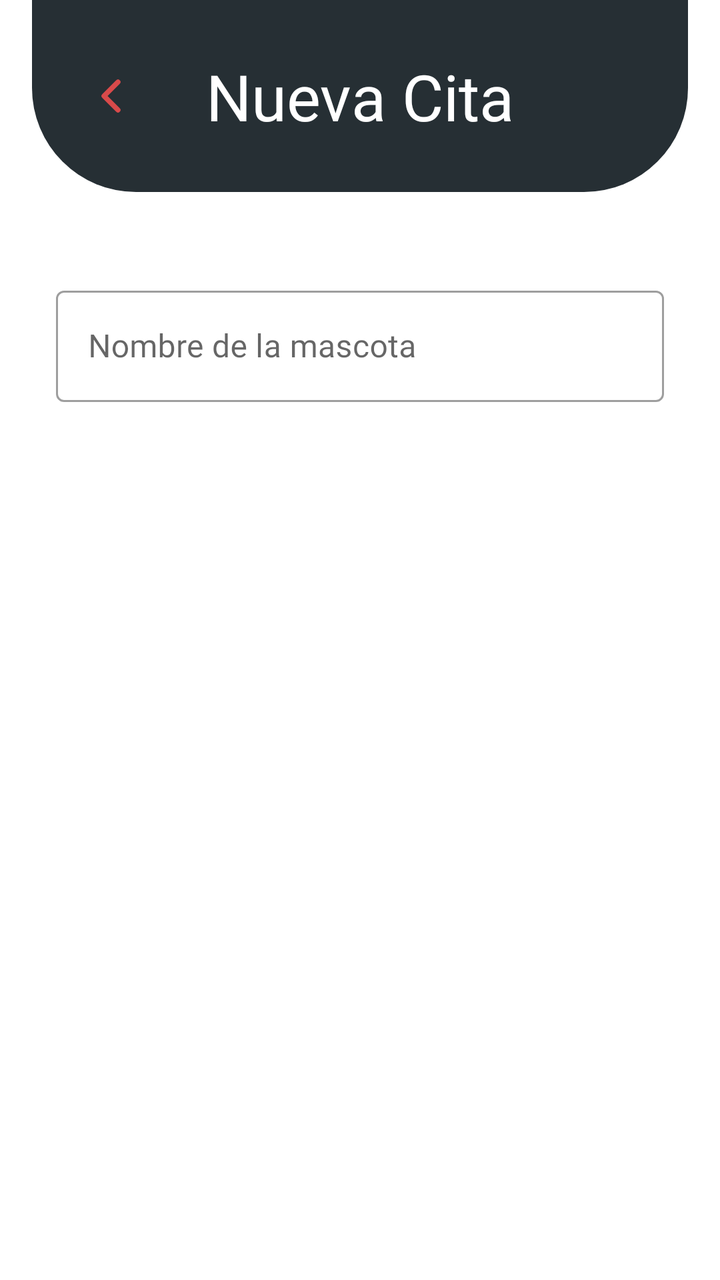
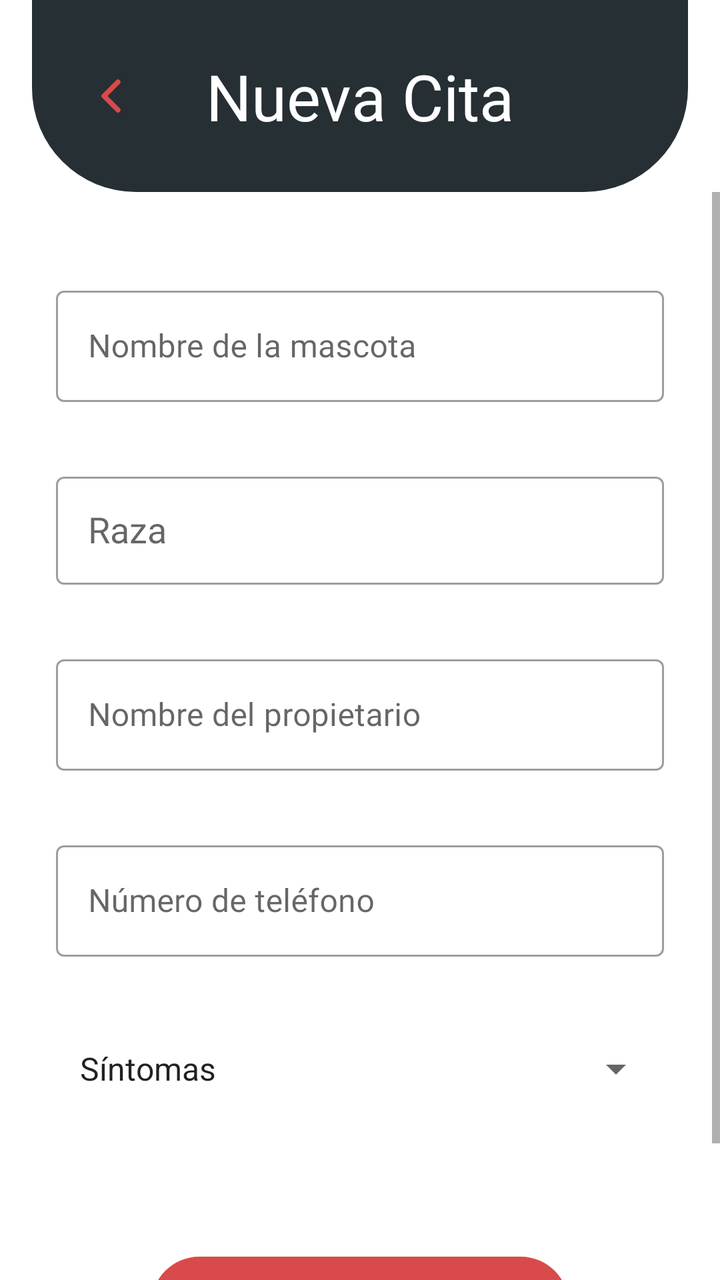

An Android layout rendered at two revisions. The XML below is the earlier revision; the diff shows what the commit changed to produce the second picture.
<!-- AndroidManifest.xml: application theme Theme.DogApp -->
<!-- res/layout/fragment_add_cita.xml -->
<?xml version="1.0" encoding="utf-8"?>
<androidx.constraintlayout.widget.ConstraintLayout
    xmlns:android="http://schemas.android.com/apk/res/android"
    xmlns:app="http://schemas.android.com/apk/res-auto"
    xmlns:tools="http://schemas.android.com/tools"
    android:layout_width="match_parent"
    android:layout_height="match_parent"
    android:background="@color/white">

    
    <androidx.constraintlayout.widget.ConstraintLayout
        android:id="@+id/headerNuevaCita"
        android:layout_width="0dp"
        android:layout_height="96dp"
        android:background="@drawable/bg_header_new_cita"
        android:paddingStart="16dp"
        android:paddingEnd="16dp"
        android:layout_marginStart="16dp"
        android:layout_marginEnd="16dp"
        app:layout_constraintEnd_toEndOf="parent"
        app:layout_constraintStart_toStartOf="parent"
        app:layout_constraintTop_toTopOf="parent">

        <ImageButton
            android:id="@+id/btnReturn"
            android:layout_width="48dp"
            android:layout_height="48dp"
            android:background="?attr/selectableItemBackgroundBorderless"
            android:contentDescription="Volver"
            android:src="@drawable/return_shape_header"
            app:layout_constraintBottom_toBottomOf="parent"
            app:layout_constraintStart_toStartOf="parent"
            app:layout_constraintTop_toTopOf="parent" />

        <TextView
            android:id="@+id/tvTitleNewCita"
            android:layout_width="wrap_content"
            android:layout_height="wrap_content"
            android:fontFamily="@font/fredoka_bold"
            android:text="@string/new_cita_title"
            android:textColor="@color/white"
            android:textSize="32sp"
            app:layout_constraintBottom_toBottomOf="parent"
            app:layout_constraintEnd_toEndOf="parent"
            app:layout_constraintStart_toStartOf="parent"
            app:layout_constraintTop_toTopOf="parent"/>

    </androidx.constraintlayout.widget.ConstraintLayout>

    
    <ScrollView
        android:layout_width="0dp"
        android:layout_height="0dp"
        android:fillViewport="true"
        app:layout_constraintBottom_toBottomOf="parent"
        app:layout_constraintEnd_toEndOf="parent"
        app:layout_constraintStart_toStartOf="parent"
        app:layout_constraintTop_toBottomOf="@id/headerNuevaCita">


        <LinearLayout
            android:layout_width="match_parent"
            android:layout_height="match_parent"
            android:orientation="horizontal"
            android:paddingStart="28dp"
            android:paddingTop="44dp"
            android:paddingEnd="28dp"
            android:paddingBottom="28dp">

            
            <com.google.android.material.textfield.TextInputLayout
                android:id="@+id/tilNombreMascota"
                style="@style/Widget.MaterialComponents.TextInputLayout.OutlinedBox"
                android:layout_width="match_parent"
                android:layout_height="wrap_content"
                android:hint="@string/hint_name"
                android:orientation="vertical">

                <com.google.android.material.textfield.TextInputEditText
                    android:id="@+id/etNombreMascota"
                    android:layout_width="match_parent"
                    android:layout_height="wrap_content"
                    android:fontFamily="@font/fredoka_regular"
                    android:inputType="textCapWords"
                    android:maxLines="1" />

            </com.google.android.material.textfield.TextInputLayout>

            
            <com.google.android.material.textfield.TextInputLayout
                android:id="@+id/tilRace"
                style="@style/Widget.MaterialComponents.TextInputLayout.OutlinedBox"
                android:layout_width="match_parent"
                android:layout_height="wrap_content"
                android:layout_marginTop="32dp"
                android:hint="@string/hint_race">

                <AutoCompleteTextView
                    android:id="@+id/etRace"
                    android:layout_width="match_parent"
                    android:layout_height="wrap_content"
                    android:completionThreshold="2"
                    android:fontFamily="@font/fredoka_regular"
                    android:inputType="textCapWords"
                    android:maxLines="1"
                    android:minHeight="54dp"
                    android:paddingStart="16dp"
                    android:paddingEnd="16dp"
                    tools:ignore="LabelFor" />

            </com.google.android.material.textfield.TextInputLayout>

            <ProgressBar
                android:id="@+id/progressBarBreeds"
                style="?android:attr/progressBarStyleSmall"
                android:layout_width="wrap_content"
                android:layout_height="wrap_content"
                android:layout_gravity="center_horizontal"
                android:visibility="gone" />

            
            <com.google.android.material.textfield.TextInputLayout
                android:id="@+id/tilNombrePropietario"
                style="@style/Widget.MaterialComponents.TextInputLayout.OutlinedBox"
                android:layout_width="match_parent"
                android:layout_height="wrap_content"
                android:layout_marginTop="32dp"
                android:hint="@string/hint_owner_name">

                <com.google.android.material.textfield.TextInputEditText
                    android:id="@+id/etNombrePropietario"
                    android:layout_width="match_parent"
                    android:layout_height="wrap_content"
                    android:fontFamily="@font/fredoka_regular"
                    android:inputType="textCapWords"
                    android:maxLines="1" />

            </com.google.android.material.textfield.TextInputLayout>

            
            <com.google.android.material.textfield.TextInputLayout
                android:id="@+id/tilPhone"
                style="@style/Widget.MaterialComponents.TextInputLayout.OutlinedBox"
                android:layout_width="match_parent"
                android:layout_height="wrap_content"
                android:layout_marginTop="32dp"
                android:hint="@string/hint_phone">

                <com.google.android.material.textfield.TextInputEditText
                    android:id="@+id/etPhone"
                    android:layout_width="match_parent"
                    android:layout_height="wrap_content"
                    android:fontFamily="@font/fredoka_regular"
                    android:inputType="phone"
                    android:maxLines="1" />

            </com.google.android.material.textfield.TextInputLayout>

            
            <Spinner
                android:id="@+id/spSymptoms"
                android:layout_width="match_parent"
                android:layout_height="wrap_content"
                android:layout_marginTop="32dp"
                android:entries="@array/symptom_options"
                android:minHeight="48dp"
                android:paddingStart="4dp"
                android:spinnerMode="dropdown" />

            
            <com.google.android.material.button.MaterialButton
                android:id="@+id/btnSaveCita"
                android:layout_width="wrap_content"
                android:layout_height="wrap_content"
                android:layout_gravity="center_horizontal"
                android:layout_marginTop="64dp"
                android:fontFamily="@font/fredoka_bold"
                android:paddingStart="28dp"
                android:paddingTop="12dp"
                android:paddingEnd="28dp"
                android:paddingBottom="12dp"
                android:text="@string/save_cita"
                android:textColor="@color/white"
                app:backgroundTint="@color/red_d94"
                app:cornerRadius="24dp"
                app:icon="@android:drawable/ic_menu_save"
                app:iconGravity="textStart"
                app:iconPadding="10dp"
                app:iconTint="@color/white" />

            <ProgressBar
                android:id="@+id/progressBarSave"
                android:layout_width="wrap_content"
                android:layout_height="wrap_content"
                android:layout_gravity="center_horizontal"
                android:layout_marginTop="16dp"
                android:visibility="gone" />

        </LinearLayout>

    </ScrollView>

</androidx.constraintlayout.widget.ConstraintLayout>
<!-- resources referenced by this layout -->
<resources>
  <string-array name="symptom_options">
          <item>Síntomas</item>
          <item>Solo duerme</item>
          <item>No come</item>
          <item>Fractura extremidad</item>
          <item>Tiene pulgas</item>
          <item>Tiene garrapatas</item>
          <item>Bota demasiado pelo</item>
      </string-array>
  <color name="red_d94">#D94A4A</color>
  <color name="white">#FFFFFFFF</color>
  <!-- drawable bg_header_new_cita (drawable) -->
  <?xml version="1.0" encoding="utf-8"?>
  <shape xmlns:android="http://schemas.android.com/apk/res/android"
      android:shape="rectangle">
  
      <solid android:color="@color/dark_gray"/>
  
      <corners android:bottomLeftRadius="52dp"
          android:bottomRightRadius="52dp"/>
  
  </shape>
  <!-- drawable return_shape_header (drawable) -->
  <?xml version="1.0" encoding="utf-8"?>
  <vector
      xmlns:android="http://schemas.android.com/apk/res/android"
      android:width="24dp"
      android:height="24dp"
      android:viewportWidth="24"
      android:viewportHeight="24">
  
      <path
          android:fillColor="@android:color/transparent"
          android:pathData="M15,5 L8,12 L15,19"
          android:strokeColor="@color/red_d94"
          android:strokeWidth="2.5"
          android:strokeLineCap="round"
          android:strokeLineJoin="round"/>
  
  </vector>
  <string name="hint_name">Nombre de la mascota</string>
  <string name="hint_owner_name">Nombre del propietario</string>
  <string name="hint_phone">Número de teléfono</string>
  <string name="hint_race">Raza</string>
  <string name="new_cita_title">Nueva Cita</string>
  <string name="save_cita">Guardar Cita</string>
  <style name="Theme.DogApp" parent="Theme.MaterialComponents.Light.NoActionBar">
          <item name="colorPrimary">@color/purple_500</item>
          <item name="colorPrimaryVariant">@color/purple_700</item>
          <item name="colorOnPrimary">@color/white</item>
          <item name="colorSecondary">@color/dog_pink</item>
          <item name="colorOnSecondary">@color/white</item>
      </style>
  <color name="dark_gray">#262F34</color>
  <color name="purple_500">#FF6200EE</color>
  <color name="purple_700">#FF3700B3</color>
  <color name="dog_pink">#FFF05861</color>
</resources>

<!-- the commit's change to res/layout/fragment_add_cita.xml (unified diff, before → after) -->
@@ -61,7 +61,7 @@
         <LinearLayout
             android:layout_width="match_parent"
             android:layout_height="match_parent"
-            android:orientation="horizontal"
+            android:orientation="vertical"
             android:paddingStart="28dp"
             android:paddingTop="44dp"
             android:paddingEnd="28dp"
